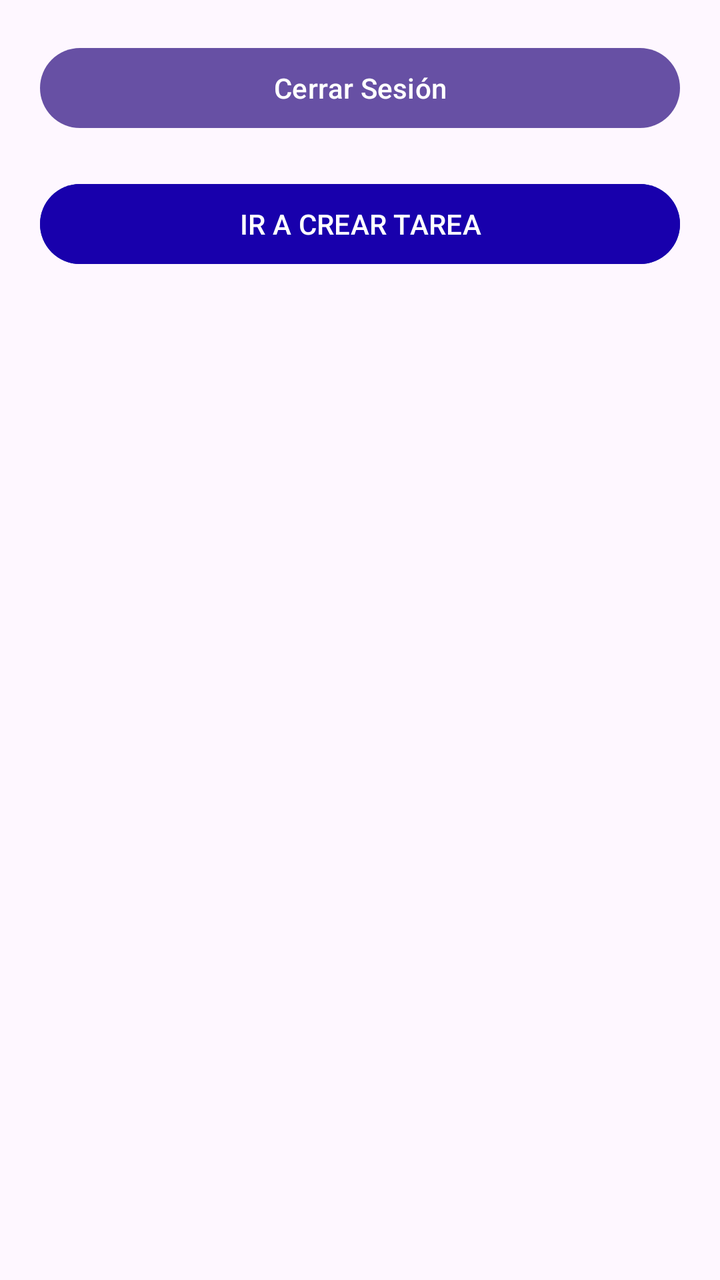
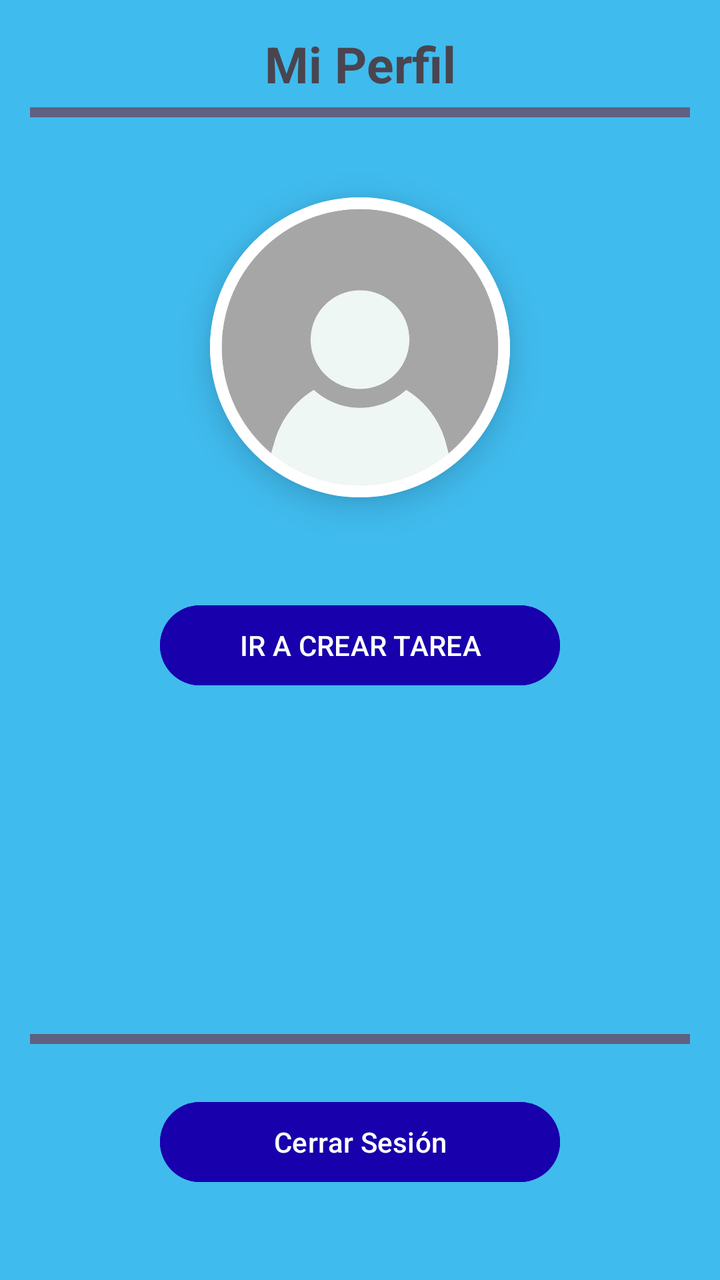

Screens rendered from an Android XML layout before and after an edit, with the pre-edit source and the edit as a unified diff.
<!-- AndroidManifest.xml: application theme Theme.SuperSexiBoys -->
<!-- res/layout/activity_logueado.xml -->
<?xml version="1.0" encoding="utf-8"?>
<androidx.constraintlayout.widget.ConstraintLayout xmlns:android="http://schemas.android.com/apk/res/android"
    xmlns:app="http://schemas.android.com/apk/res-auto"
    xmlns:tools="http://schemas.android.com/tools"
    android:id="@+id/main"
    android:layout_width="match_parent"
    android:layout_height="match_parent"
    android:padding="20dp"
    tools:context=".LogueadoActivity">

    <Button
        android:id="@+id/desloguearse"
        android:layout_width="match_parent"
        android:layout_height="wrap_content"
        android:text="@string/cerrar_sesion"
        app:layout_constraintTop_toTopOf="parent"
        app:layout_constraintStart_toStartOf="parent" />

    <Button
        android:id="@+id/btnIrACrearTarea"
        android:layout_width="match_parent"
        android:layout_height="wrap_content"
        android:layout_marginTop="20dp"
        android:text="IR A CREAR TAREA"
        android:backgroundTint="@color/azul_oscuro"
        app:layout_constraintTop_toBottomOf="@id/desloguearse"
        app:layout_constraintStart_toStartOf="parent" />

</androidx.constraintlayout.widget.ConstraintLayout>
<!-- resources referenced by this layout -->
<resources>
  <color name="azul_oscuro">#1800AC</color>
  <string name="cerrar_sesion">Cerrar Sesión</string>
  <style name="Theme.SuperSexiBoys" parent="Base.Theme.SuperSexiBoys" />
  <style name="Base.Theme.SuperSexiBoys" parent="Theme.Material3.DayNight.NoActionBar">
          
          
      </style>
</resources>

<!-- the commit's change to res/layout/activity_logueado.xml (unified diff, before → after) -->
@@ -5,25 +5,77 @@
     android:id="@+id/main"
     android:layout_width="match_parent"
     android:layout_height="match_parent"
-    android:padding="20dp"
+    android:background="@color/celeste"
+    android:padding="15dp"
     tools:context=".LogueadoActivity">
+
+    <TextView
+        android:id="@+id/tituloPerfil"
+        android:layout_width="match_parent"
+        android:layout_height="wrap_content"
+        android:gravity="center"
+        android:text="Mi Perfil"
+        android:textSize="25sp"
+        android:textStyle="bold"
+        app:layout_constraintEnd_toEndOf="parent"
+        app:layout_constraintStart_toStartOf="parent"
+        app:layout_constraintTop_toTopOf="parent" />
+
+    <TextView
+        android:id="@+id/linea_superior"
+        android:layout_width="match_parent"
+        android:layout_height="5dp"
+        android:layout_marginTop="5dp"
+        android:layout_marginBottom="5dp"
+        android:background="@color/plomo_oscuro"
+        app:layout_constraintTop_toBottomOf="@+id/tituloPerfil"/>
+
+    <androidx.cardview.widget.CardView
+        android:id="@+id/cardPerfil"
+        android:layout_width="wrap_content"
+        android:layout_height="wrap_content"
+        android:layout_marginTop="40dp"
+        app:cardCornerRadius="75dp"
+        app:cardElevation="10dp"
+        app:layout_constraintTop_toBottomOf="@+id/linea_superior"
+        app:layout_constraintStart_toStartOf="parent"
+        app:layout_constraintEnd_toEndOf="parent">
+
+        <ImageView
+            android:id="@+id/imgPerfilUsuario"
+            android:layout_width="150dp"
+            android:layout_height="150dp"
+            android:scaleType="centerCrop"
+            android:src="@drawable/perfilvacio" />
+    </androidx.cardview.widget.CardView>
+
+    <Button
+        android:id="@+id/btnIrACrearTarea"
+        android:layout_width="200dp"
+        android:layout_height="wrap_content"
+        android:layout_marginTop="50dp"
+        android:text="IR A CREAR TAREA"
+        android:backgroundTint="@color/azul_oscuro"
+        app:layout_constraintTop_toBottomOf="@+id/cardPerfil"
+        app:layout_constraintStart_toStartOf="parent"
+        app:layout_constraintEnd_toEndOf="parent"/>
+
+    <TextView
+        android:layout_width="match_parent"
+        android:layout_height="5dp"
+        android:layout_marginBottom="25dp"
+        android:background="@color/plomo_oscuro"
+        app:layout_constraintBottom_toTopOf="@+id/desloguearse"/>
 
     <Button
         android:id="@+id/desloguearse"
-        android:layout_width="match_parent"
+        android:layout_width="200dp"
         android:layout_height="wrap_content"
+        android:layout_margin="30dp"
         android:text="@string/cerrar_sesion"
-        app:layout_constraintTop_toTopOf="parent"
-        app:layout_constraintStart_toStartOf="parent" />
-
-    <Button
-        android:id="@+id/btnIrACrearTarea"
-        android:layout_width="match_parent"
-        android:layout_height="wrap_content"
-        android:layout_marginTop="20dp"
-        android:text="IR A CREAR TAREA"
         android:backgroundTint="@color/azul_oscuro"
-        app:layout_constraintTop_toBottomOf="@id/desloguearse"
-        app:layout_constraintStart_toStartOf="parent" />
+        app:layout_constraintStart_toStartOf="parent"
+        app:layout_constraintEnd_toEndOf="parent"
+        app:layout_constraintBottom_toBottomOf="parent" />
 
 </androidx.constraintlayout.widget.ConstraintLayout>
<!-- resource entries referenced after the edit -->
@@ -1,6 +1,9 @@
 <!-- resources referenced by this layout -->
 <resources>
   <color name="azul_oscuro">#1800AC</color>
+  <color name="celeste">#40BBEE</color>
+  <color name="plomo_oscuro">#606080</color>
+  <!-- drawable perfilvacio: jpg bitmap (drawable, 13526 bytes) -->
   <string name="cerrar_sesion">Cerrar Sesión</string>
   <style name="Theme.SuperSexiBoys" parent="Base.Theme.SuperSexiBoys" />
   <style name="Base.Theme.SuperSexiBoys" parent="Theme.Material3.DayNight.NoActionBar">
